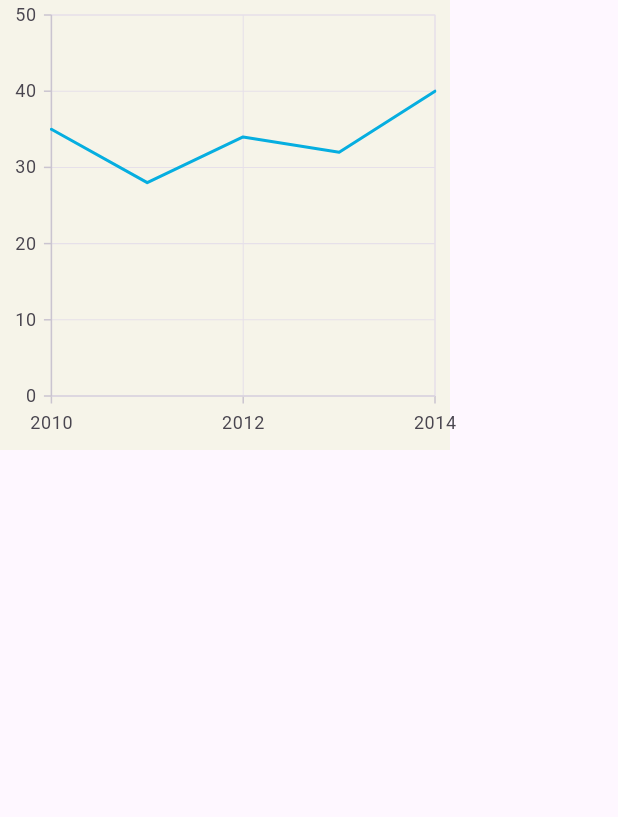
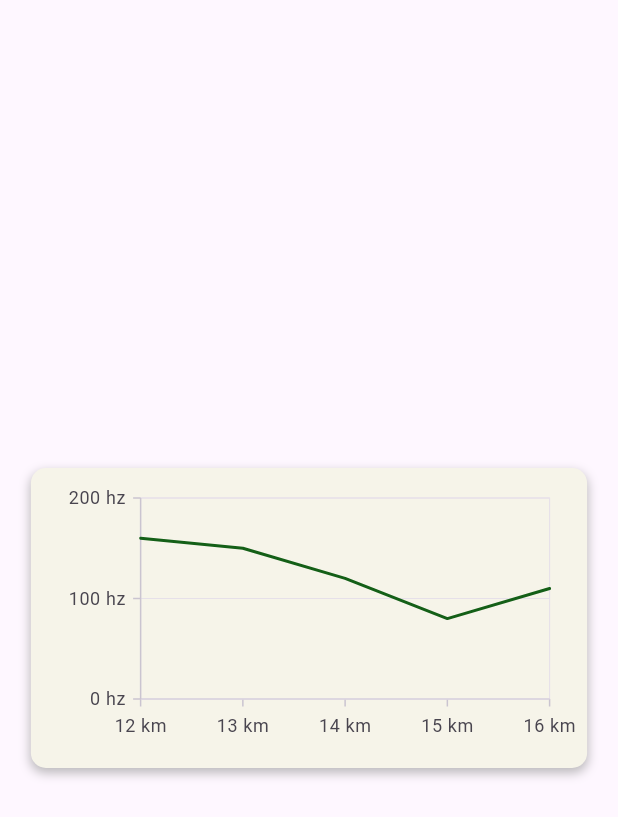
Before and after one commit to benyy0101/Wadada, a Flutter app: the screen it shows after launch, on a phone screen of 412 x 824 dp. Shown: the top 817 px of the screen. Run offline on Flutter 3.47's test engine with Material 3 defaults, Android fonts, the phone set to English and light mode, and no system bars; our stand-ins replace percent_indicator, syncfusion_flutter_charts.

Commit message:
S10P31A704-117 FEAT: line chart generalized

```diff
--- a/wadada/lib/common/component/lineChart.dart
+++ b/wadada/lib/common/component/lineChart.dart
@@ -2,37 +2,64 @@ import 'package:flutter/material.dart';
 import 'package:syncfusion_flutter_charts/charts.dart';
 import 'package:syncfusion_flutter_charts/sparkcharts.dart';
 import 'package:wadada/common/const/colors.dart';
+import 'package:intl/intl.dart';
 
-class SalesData {
-  SalesData(this.year, this.sales);
-  final DateTime year;
-  final double sales;
+class chartData {
+  chartData(this.distance, this.numerics);
+  final int distance;
+  final double numerics;
 }
 
-class LineChart extends StatelessWidget {
-  final List<SalesData> chartData = [
-    SalesData(DateTime(2010), 35),
-    SalesData(DateTime(2011), 28),
-    SalesData(DateTime(2012), 34),
-    SalesData(DateTime(2013), 32),
-    SalesData(DateTime(2014), 40)
-  ];
+class LineChart<T extends chartData> extends StatelessWidget {
+  final List<T> chartData;
+  final String metrics;
+  const LineChart({
+    super.key,
+    required this.chartData,
+    required this.metrics,
+  });
 
   @override
   Widget build(BuildContext context) {
-    return Container(
-      height: 300,
-      width: 300,
+    return Center(
+      child: Container(
+        height: 200,
+        width: MediaQuery.of(context).size.width * 0.9,
+        padding: EdgeInsets.fromLTRB(15, 10, 15, 10),
+        decoration: BoxDecoration(
+          borderRadius: BorderRadius.circular(10),
+          color: OATMEAL_COLOR,
+          boxShadow: [
+            BoxShadow(
+              color: Colors.grey.withOpacity(0.7),
+              spreadRadius: 0,
+              blurRadius: 5.0,
+              offset: Offset(0, 3), // changes position of shadow
+            ),
+          ],
+        ),
         child: SfCartesianChart(
+            primaryXAxis: NumericAxis(
+              majorGridLines: MajorGridLines(color: Colors.transparent),
+              numberFormat: NumberFormat('### km'),
+            ),
+            primaryYAxis: NumericAxis(
+                numberFormat: NumberFormat('### $metrics'),
+                rangePadding: ChartRangePadding.additional,
+                //Aligns the y-axis labels
+                anchorRangeToVisiblePoints: false),
             backgroundColor: OATMEAL_COLOR,
-          primaryXAxis: DateTimeAxis(),
+            palette: [
+              DARK_GREEN_COLOR
+            ],
             series: <CartesianSeries>[
               // Renders line chart
-            LineSeries<SalesData, DateTime>(
+              LineSeries<T, int>(
                   dataSource: chartData,
-                xValueMapper: (SalesData sales, _) => sales.year,
-                yValueMapper: (SalesData sales, _) => sales.sales)
+                  xValueMapper: (data, _) => data.distance,
+                  yValueMapper: (data, _) => data.numerics)
             ]),
+      ),
     );
   }
 }
--- a/wadada/lib/common/component/myRecords.dart
+++ b/wadada/lib/common/component/myRecords.dart
@@ -1,15 +1,27 @@
 import 'package:flutter/material.dart';
 import 'package:wadada/common/component/lineChart.dart';
 
+class temp extends chartData {
+  temp(super.distance, super.numerics);
+}
+
 class MyRecords extends StatelessWidget {
-  const MyRecords({super.key});
+  final List<temp> chartData = [
+    temp(12, 160),
+    temp(13, 150),
+    temp(14, 120),
+    temp(15, 80),
+    temp(16, 110)
+  ];
 
   @override
   Widget build(BuildContext context) {
     return Scaffold(
-      body: Column(
-        children: [LineChart()],
-      ),
+      body: Center(
+          child: LineChart(
+        chartData: chartData,
+        metrics: 'hz',
+      )),
     );
   }
 }
--- a/wadada/pubspec.yaml
+++ b/wadada/pubspec.yaml
@@ -36,6 +36,7 @@ dependencies:
   cupertino_icons: ^1.0.6
   percent_indicator: ^4.0.1
   syncfusion_flutter_charts: ^25.1.41+1
+  intl: ^0.19.0
 
 dev_dependencies:
   flutter_test:
```
Also changed, not shown: wadada/pubspec.lock. Lines whose indentation alone changed are shown as unchanged.
